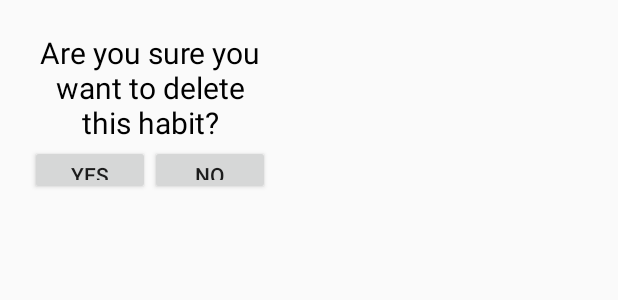
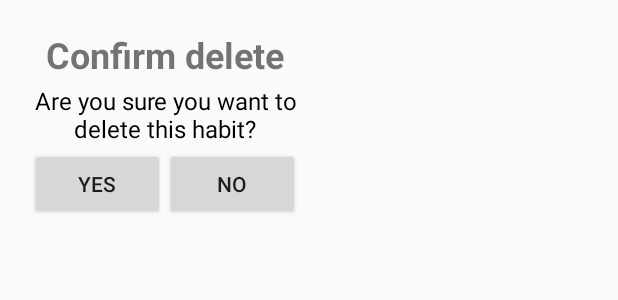
Before and after one commit to jordanang/HabitTracker, an Android app: the layout content_delete_fragment.xml on its own in the app's theme, with its tools: preview values and no code run, on a phone screen of 412 x 824 dp. Shown: the top 300 px of the screen. Run offline under Robolectric (Android 15) with nearby library versions, the phone set to English and light mode, and no system bars.

Commit message:
Change time picker view/ added titles to all dialog fragments:

```diff
--- a/app/src/main/res/layout/content_delete_fragment.xml
+++ b/app/src/main/res/layout/content_delete_fragment.xml
@@ -2,19 +2,29 @@
 <LinearLayout xmlns:android="http://schemas.android.com/apk/res/android"
     xmlns:app="http://schemas.android.com/apk/res-auto"
     xmlns:tools="http://schemas.android.com/tools"
-    android:layout_width="200dp"
-    android:layout_height="150dp"
+    android:layout_width="220dp"
+    android:layout_height="170dp"
     android:padding="20dp"
-    android:orientation="vertical">
+    android:orientation="vertical"
+    android:weightSum="1">
+
+    <TextView
+        android:layout_width="match_parent"
+        android:layout_height="wrap_content"
+        android:gravity="center_horizontal"
+        android:layout_weight="0.2"
+        android:text="Confirm delete"
+        android:textSize="24sp"
+        android:textStyle="bold" />
 
     <TextView
         android:id="@+id/textView4"
         android:layout_width="match_parent"
-        android:layout_height="match_parent"
-        android:layout_weight="0.7"
+        android:layout_height="wrap_content"
         android:gravity="center"
         android:textColor="@android:color/black"
-        android:textSize="20dp"
+        android:layout_weight="0.5"
+        android:textSize="16dp"
         android:text="Are you sure you want to delete this habit?" />
 
     <LinearLayout
```
Also changed, not shown: app/src/main/res/layout/time_picker.xml (+12 -1 lines).
